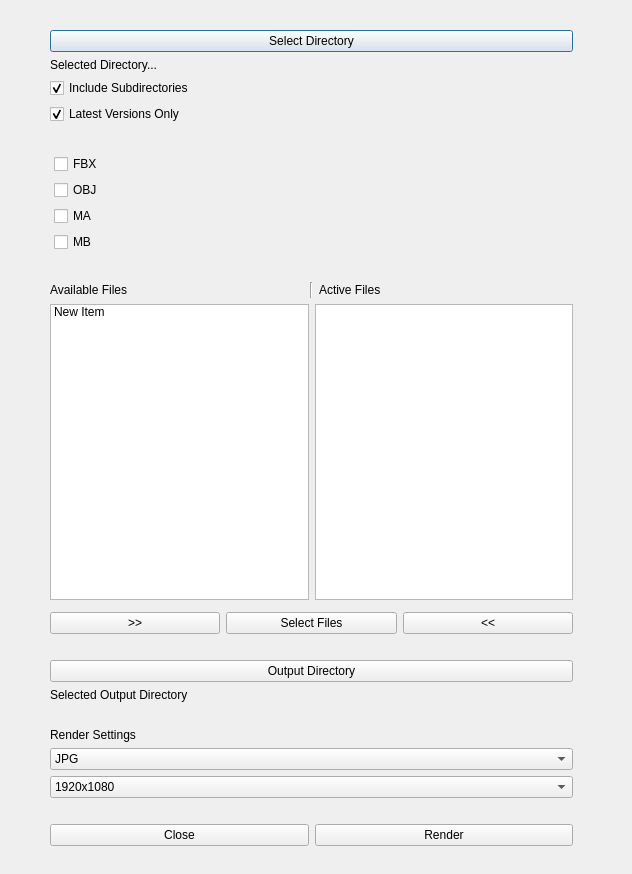
This is batchrender.ui in AnnevanHeeren/Maya-Batch-Renderer as Qt 5 draws it before an edit. The edited form follows.
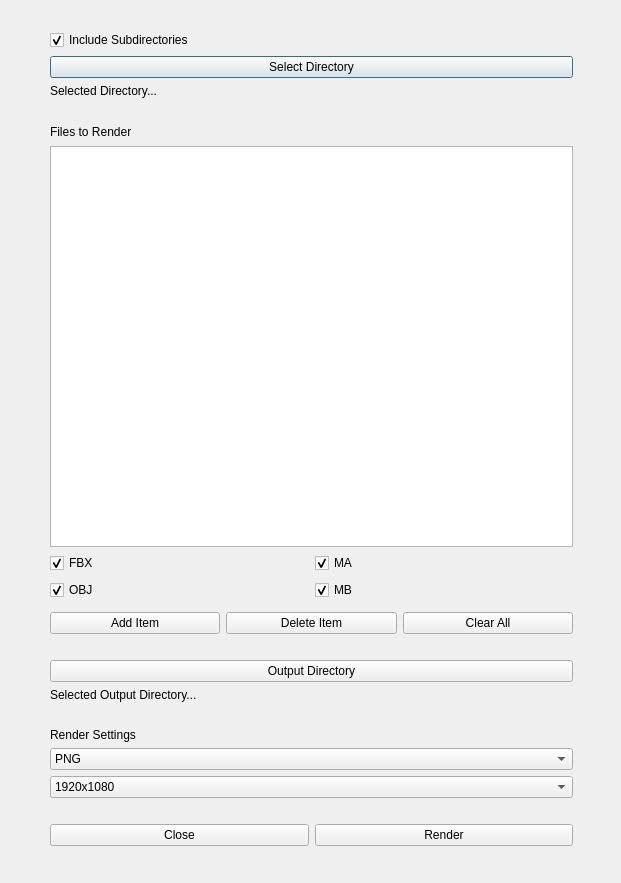
This is the edited form.

Commit message: Made UI more user friendly

The edit to the form file:
```diff
--- a/batchrender.ui
+++ b/batchrender.ui
@@ -6,12 +6,12 @@
    <rect>
     <x>0</x>
     <y>0</y>
-    <width>632</width>
-    <height>874</height>
+    <width>621</width>
+    <height>883</height>
    </rect>
   </property>
   <property name="sizePolicy">
-   <sizepolicy hsizetype="Preferred" vsizetype="Maximum">
+   <sizepolicy hsizetype="Fixed" vsizetype="Fixed">
     <horstretch>0</horstretch>
     <verstretch>0</verstretch>
    </sizepolicy>
@@ -25,6 +25,15 @@
   <property name="whatsThis">
    <string/>
   </property>
+  <property name="inputMethodHints">
+   <set>Qt::ImhNone</set>
+  </property>
+  <property name="sizeGripEnabled">
+   <bool>false</bool>
+  </property>
+  <property name="modal">
+   <bool>false</bool>
+  </property>
   <widget class="QWidget" name="verticalLayoutWidget">
    <property name="geometry">
     <rect>
@@ -38,6 +47,16 @@
     <property name="sizeConstraint">
      <enum>QLayout::SetMaximumSize</enum>
     </property>
+    <item>
+     <widget class="QCheckBox" name="chbox_subdir">
+      <property name="text">
+       <string>Include Subdirectories</string>
+      </property>
+      <property name="checked">
+       <bool>true</bool>
+      </property>
+     </widget>
+    </item>
     <item>
      <widget class="QPushButton" name="btn_select_dir">
       <property name="enabled">
@@ -58,83 +77,6 @@
       </property>
      </widget>
     </item>
-    <item>
-     <widget class="QCheckBox" name="chbox_subdir">
-      <property name="text">
-       <string>Include Subdirectories</string>
-      </property>
-      <property name="checked">
-       <bool>true</bool>
-      </property>
-     </widget>
-    </item>
-    <item>
-     <widget class="QCheckBox" name="chbox_latest_versions">
-      <property name="text">
-       <string>Latest Versions Only</string>
-      </property>
-      <property name="checked">
-       <bool>true</bool>
-      </property>
-     </widget>
-    </item>
-    <item>
-     <spacer name="horizontalSpacer">
-      <property name="orientation">
-       <enum>Qt::Horizontal</enum>
-      </property>
-      <property name="sizeHint" stdset="0">
-       <size>
-        <width>40</width>
-        <height>20</height>
-       </size>
-      </property>
-     </spacer>
-    </item>
-    <item>
-     <layout class="QVBoxLayout" name="verticalLayout_3">
-      <property name="leftMargin">
-       <number>4</number>
-      </property>
-      <property name="topMargin">
-       <number>4</number>
-      </property>
-      <property name="rightMargin">
-       <number>4</number>
-      </property>
-      <property name="bottomMargin">
-       <number>4</number>
-      </property>
-      <item>
-       <widget class="QCheckBox" name="chbox_fbx">
-        <property name="text">
-         <string>FBX</string>
-        </property>
-       </widget>
-      </item>
-      <item>
-       <widget class="QCheckBox" name="chbox_obj">
-        <property name="text">
-         <string>OBJ</string>
-        </property>
-       </widget>
-      </item>
-      <item>
-       <widget class="QCheckBox" name="chbox_ma">
-        <property name="text">
-         <string>MA</string>
-        </property>
-       </widget>
-      </item>
-      <item>
-       <widget class="QCheckBox" name="chbox_mb">
-        <property name="text">
-         <string>MB</string>
-        </property>
-       </widget>
-      </item>
-     </layout>
-    </item>
     <item>
      <spacer name="horizontalSpacer_3">
       <property name="orientation">
@@ -153,20 +95,6 @@
       <property name="sizeConstraint">
        <enum>QLayout::SetMaximumSize</enum>
       </property>
-      <item>
-       <widget class="QLabel" name="lbl_available_files">
-        <property name="text">
-         <string>Available Files</string>
-        </property>
-       </widget>
-      </item>
-      <item>
-       <widget class="Line" name="line">
-        <property name="orientation">
-         <enum>Qt::Vertical</enum>
-        </property>
-       </widget>
-      </item>
       <item>
        <widget class="QLabel" name="lbl_active_files">
         <property name="minimumSize">
@@ -176,7 +104,7 @@
          </size>
         </property>
         <property name="text">
-         <string>Active Files</string>
+         <string>Files to Render</string>
         </property>
        </widget>
       </item>
@@ -187,35 +115,67 @@
       <property name="sizeConstraint">
        <enum>QLayout::SetMaximumSize</enum>
       </property>
-      <item>
-       <widget class="QListWidget" name="lst_available">
-        <property name="mouseTracking">
-         <bool>false</bool>
-        </property>
-        <property name="acceptDrops">
-         <bool>false</bool>
-        </property>
-        <property name="inputMethodHints">
-         <set>Qt::ImhNone</set>
-        </property>
-        <property name="alternatingRowColors">
-         <bool>false</bool>
-        </property>
-        <property name="selectionMode">
-         <enum>QAbstractItemView::MultiSelection</enum>
-        </property>
-        <item>
-         <property name="text">
-          <string>New Item</string>
-         </property>
-        </item>
-       </widget>
-      </item>
       <item>
        <widget class="QListWidget" name="lst_active">
         <property name="selectionMode">
          <enum>QAbstractItemView::MultiSelection</enum>
         </property>
+        <property name="sortingEnabled">
+         <bool>true</bool>
+        </property>
+       </widget>
+      </item>
+     </layout>
+    </item>
+    <item>
+     <layout class="QGridLayout" name="gridLayout_2" rowstretch="0,0,0,0">
+      <property name="sizeConstraint">
+       <enum>QLayout::SetFixedSize</enum>
+      </property>
+      <property name="topMargin">
+       <number>0</number>
+      </property>
+      <property name="verticalSpacing">
+       <number>7</number>
+      </property>
+      <item row="3" column="1">
+       <widget class="QCheckBox" name="chbox_mb">
+        <property name="text">
+         <string>MB</string>
+        </property>
+        <property name="checked">
+         <bool>true</bool>
+        </property>
+       </widget>
+      </item>
+      <item row="3" column="0">
+       <widget class="QCheckBox" name="chbox_obj">
+        <property name="text">
+         <string>OBJ</string>
+        </property>
+        <property name="checked">
+         <bool>true</bool>
+        </property>
+       </widget>
+      </item>
+      <item row="2" column="0">
+       <widget class="QCheckBox" name="chbox_fbx">
+        <property name="text">
+         <string>FBX</string>
+        </property>
+        <property name="checked">
+         <bool>true</bool>
+        </property>
+       </widget>
+      </item>
+      <item row="2" column="1">
+       <widget class="QCheckBox" name="chbox_ma">
+        <property name="text">
+         <string>MA</string>
+        </property>
+        <property name="checked">
+         <bool>true</bool>
+        </property>
        </widget>
       </item>
      </layout>
@@ -235,24 +195,24 @@
       <property name="spacing">
        <number>6</number>
       </property>
-      <item>
-       <widget class="QPushButton" name="btn_to_active">
-        <property name="text">
-         <string>&gt;&gt;</string>
-        </property>
-       </widget>
-      </item>
       <item>
        <widget class="QPushButton" name="btn_select_files">
         <property name="text">
-         <string>Select Files</string>
+         <string>Add Item</string>
         </property>
        </widget>
       </item>
       <item>
        <widget class="QPushButton" name="btn_to_available">
         <property name="text">
-         <string>&lt;&lt;</string>
+         <string>Delete Item</string>
+        </property>
+       </widget>
+      </item>
+      <item>
+       <widget class="QPushButton" name="btn_clear_list">
+        <property name="text">
+         <string>Clear All</string>
         </property>
        </widget>
       </item>
@@ -281,7 +241,7 @@
     <item>
      <widget class="QLabel" name="lbl_output_dir">
       <property name="text">
-       <string>Selected Output Directory</string>
+       <string>Selected Output Directory...</string>
       </property>
      </widget>
     </item>
@@ -307,6 +267,11 @@
     </item>
     <item>
      <widget class="QComboBox" name="cmb_output_type">
+      <item>
+       <property name="text">
+        <string>PNG</string>
+       </property>
+      </item>
       <item>
        <property name="text">
         <string>JPG</string>
```
Left out of the diff: 15 changed lines with no effect on the pictures. The commit also changes 1 other file.
